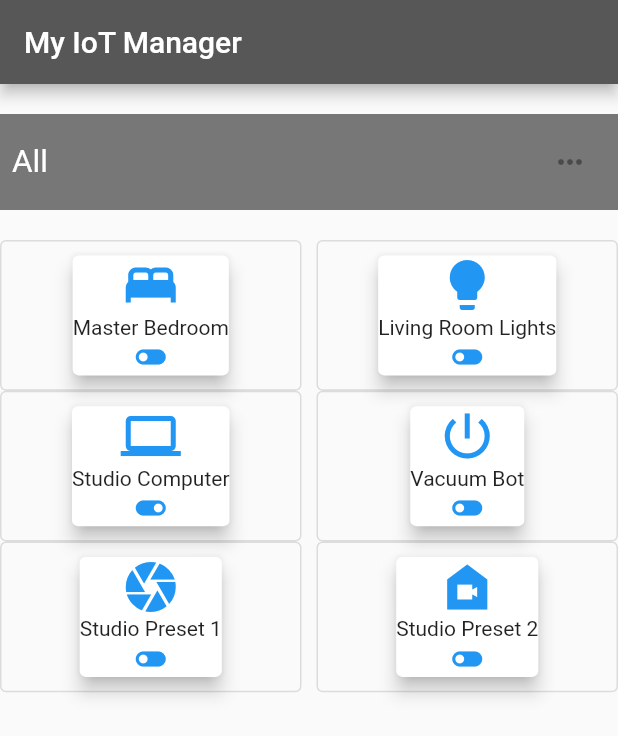
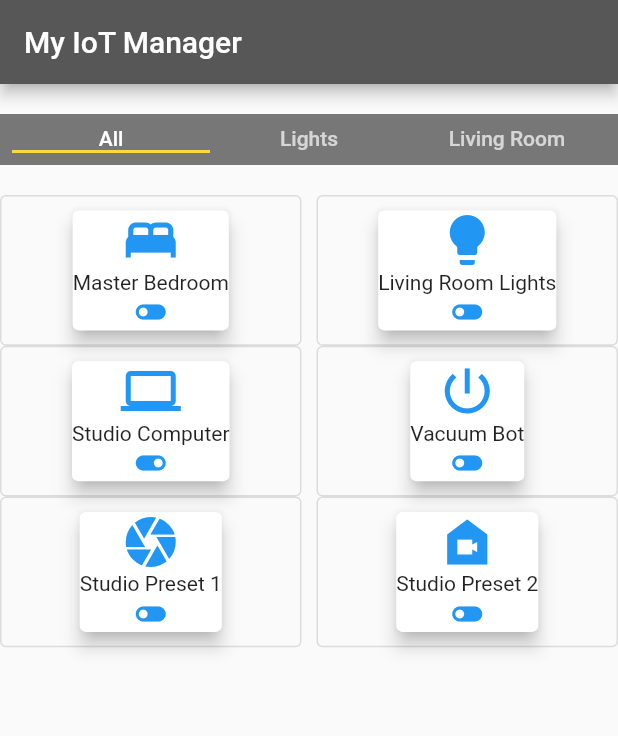
Before and after one commit to Narassin/MADlayoutAssignmentPart2, a Flutter app: the screen it shows after launch, on a phone screen of 412 x 824 dp. Shown: the top 736 px of the screen. Run offline on Flutter 3.47's test engine with Material 2 defaults, Android fonts, the phone set to English and light mode, and no system bars.

Commit message:
Added Tabs

```diff
--- a/lib/home.dart
+++ b/lib/home.dart
@@ -9,26 +9,28 @@ class TabBox extends StatelessWidget {
   @override
   Widget build(BuildContext context) {
     return Container(
-      child: Row(
-        mainAxisAlignment: MainAxisAlignment.spaceBetween,
-        children: const [
-          Text('All',
-              style: TextStyle(
-                fontSize: 21,
-                color: Colors.white,
-              )),
-          IconButton(
-              onPressed: null,
-              icon: Icon(Icons.more_horiz),
-              tooltip: 'More Option'),
-        ],
-      ),
+      child: DefaultTabController(
+          length: 3,
+          child: TabBar(
+            indicatorColor: Colors.amberAccent,
+            tabs: const [Text('All'), Text('Lights'), Text('Living Room')],
+          )),
       padding: const EdgeInsets.symmetric(horizontal: 8.0, vertical: 8.0),
       margin: const EdgeInsets.symmetric(horizontal: 0.0, vertical: 20),
       color: const Color.fromARGB(255, 119, 119, 119),
     );
   }
 }
+
+// Text('All',
+//     style: TextStyle(
+//       fontSize: 21,
+//       color: Colors.white,
+//     )),
+// IconButton(
+//     onPressed: null,
+//     icon: Icon(Icons.more_horiz),
+//     tooltip: 'More Option'),
 
 //the gridbox container as a stateless widget
 class GridBox extends StatefulWidget {
--- a/lib/main.dart
+++ b/lib/main.dart
@@ -10,7 +10,7 @@ class IoTApp extends StatelessWidget {
 
   @override
   Widget build(BuildContext context) {
-    return const MaterialApp(title: 'Assignment 2A', home: MainPage());
+    return const MaterialApp(title: 'Assignment 2B', home: MainPage());
   }
 }
 
--- a/pubspec.yaml
+++ b/pubspec.yaml
@@ -1,4 +1,4 @@
-name: layout_assignment1
+name: layout_assignment2
 description: A new Flutter project.
 
 # The following line prevents the package from being accidentally published to
```
